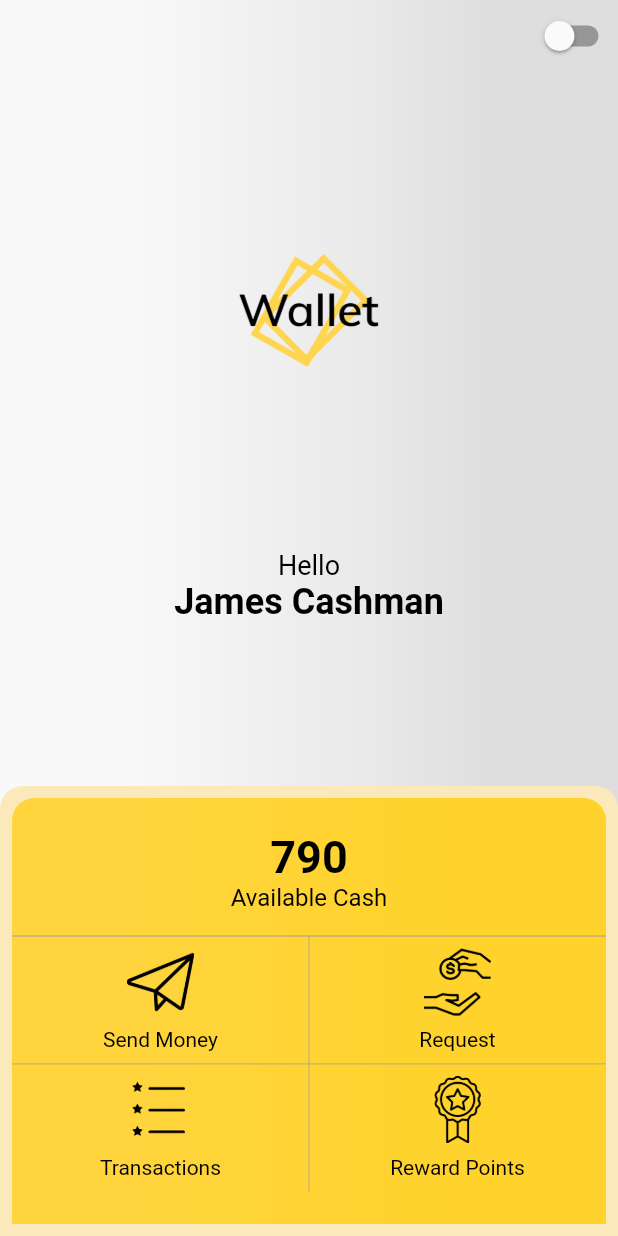
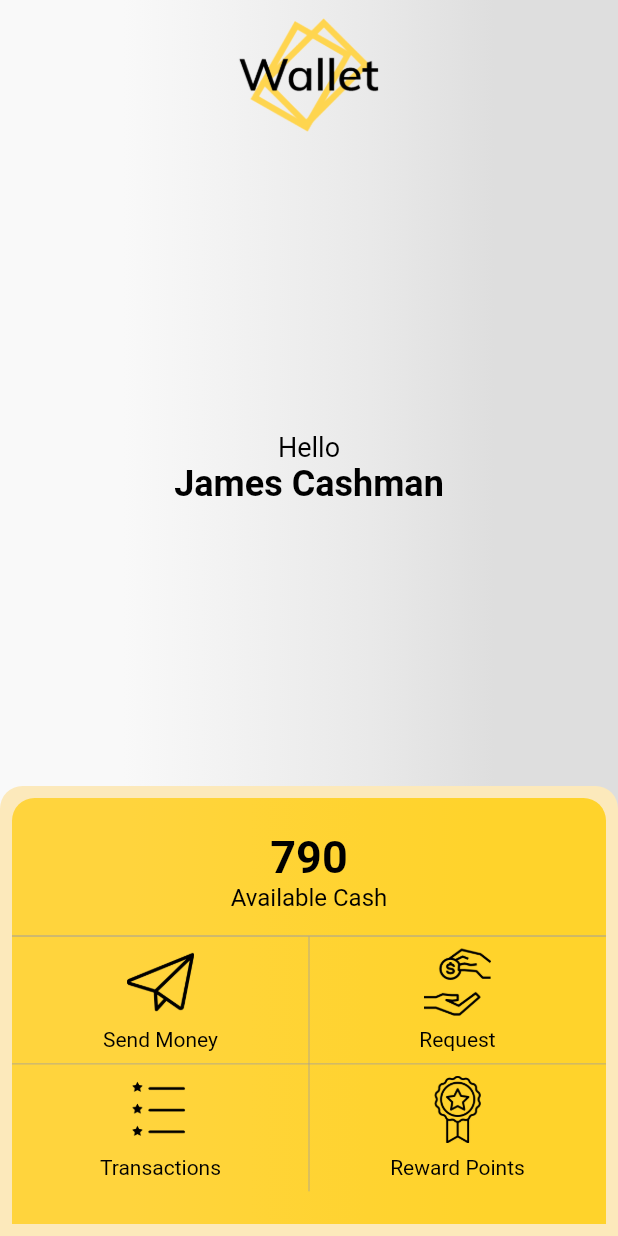
Before and after one commit to iamEtornam/WalletUiApp, a Flutter app: the screen it shows after launch, on a phone screen of 412 x 824 dp. Run offline on Flutter 3.47's test engine with Material 2 defaults, Android fonts, the phone set to English and light mode, and no system bars.

Commit message:
initial commit

```diff
--- a/lib/main.dart
+++ b/lib/main.dart
@@ -82,7 +82,16 @@ class _DashBoardPageState extends State<DashBoardPage> {
   Widget build(BuildContext context) {
     return SafeArea(
       child: Scaffold(
-        body: Container(
+        body: GestureDetector(
+          onLongPress: (){
+  if (colorSwitched) {
+                        colorSwitched = false;
+                      } else {
+                        colorSwitched = true;
+                      }
+                      changeTheme();
+          },
+                  child: Container(
             height: MediaQuery.of(context).size.height,
             width: MediaQuery.of(context).size.width,
             decoration: BoxDecoration(
@@ -96,20 +105,7 @@ class _DashBoardPageState extends State<DashBoardPage> {
               crossAxisAlignment: CrossAxisAlignment.center,
               mainAxisAlignment: MainAxisAlignment.spaceBetween,
               children: <Widget>[
-              Align(
-                alignment: Alignment.centerRight,
-                child: Switch.adaptive(
-                  onChanged: (value) {
-                    if (colorSwitched) {
-                      colorSwitched = false;
-                    } else {
-                      colorSwitched = true;
-                    }
-                    changeTheme();
-                  },
-                  value: colorSwitched,
-                ),
-              ),
+
                 Image.asset(
                   logoImage,
                   fit: BoxFit.contain,
@@ -213,6 +209,7 @@ class _DashBoardPageState extends State<DashBoardPage> {
             ),
           ),
         ),
+      ),
     );
   }
 
```
Also changed, not shown: 2 other files. Lines whose indentation alone changed are shown as unchanged.
